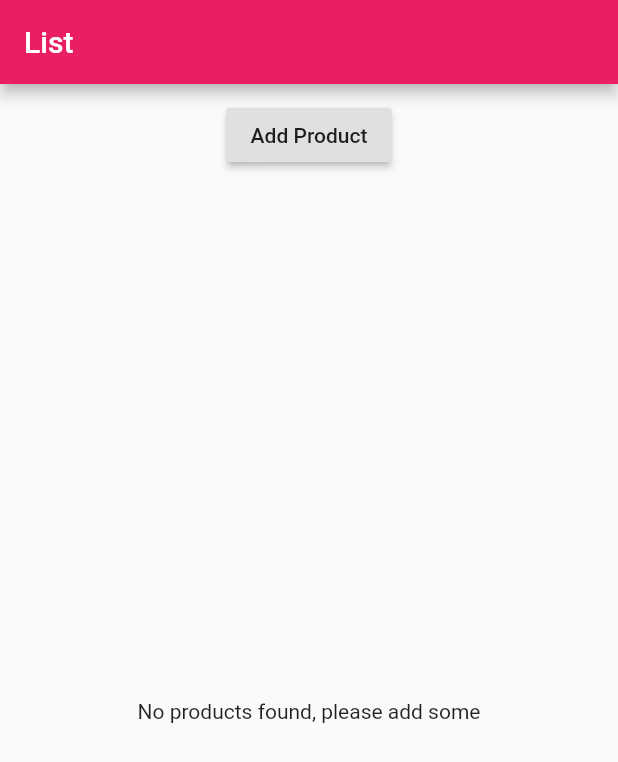
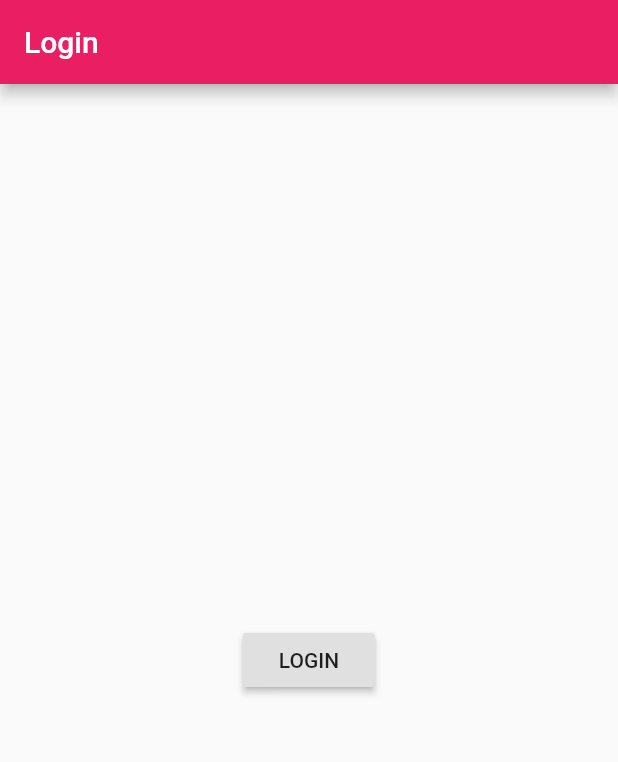
Before and after one commit to godabavinay/flutter-list_app-, a Flutter app: the screen it shows after launch, on a phone screen of 412 x 824 dp. Shown: the top 762 px of the screen. Run offline on Flutter 3.47's test engine with Material 2 defaults, Android fonts, the phone set to English and light mode, and no system bars.

Commit message:
added basic auth page and used push replacement route

```diff
--- a/lib/main.dart
+++ b/lib/main.dart
@@ -1,6 +1,6 @@
 import 'package:flutter/material.dart';
 
-import './pages/home.dart';
+import './pages/auth.dart';
 
 void main() {
   runApp(MyApp());
@@ -14,7 +14,7 @@ class MyApp extends StatelessWidget {
         primarySwatch: Colors.pink,
         accentColor: Colors.pinkAccent
       ),
-      home: HomePage(),
+      home: AuthPage(),
     );
   }
 }
--- /dev/null
+++ b/lib/pages/auth.dart
@@ -0,0 +1,27 @@
+import 'package:flutter/material.dart';
+
+import './products.dart';
+
+class AuthPage extends StatelessWidget {
+  @override
+  Widget build(BuildContext context) {
+    return Scaffold(
+      appBar: AppBar(
+        title: Text('Login'),
+      ),
+      body: Center(
+        child: RaisedButton(
+          child: Text('LOGIN'),
+          onPressed: () {
+            Navigator.pushReplacement(
+              context,
+              MaterialPageRoute(
+                builder: (BuildContext context) => ProductsPage(),
+              ),
+            );
+          },
+        ),
+      ),
+    );
+  }
+}
--- a/lib/pages/home.dart
+++ b/lib/pages/products.dart
@@ -2,7 +2,7 @@ import 'package:flutter/material.dart';
 
 import '../product_manager.dart';
 
-class HomePage extends StatelessWidget {
+class ProductsPage extends StatelessWidget {
   @override
   Widget build(BuildContext context) {
     return Scaffold(
```
